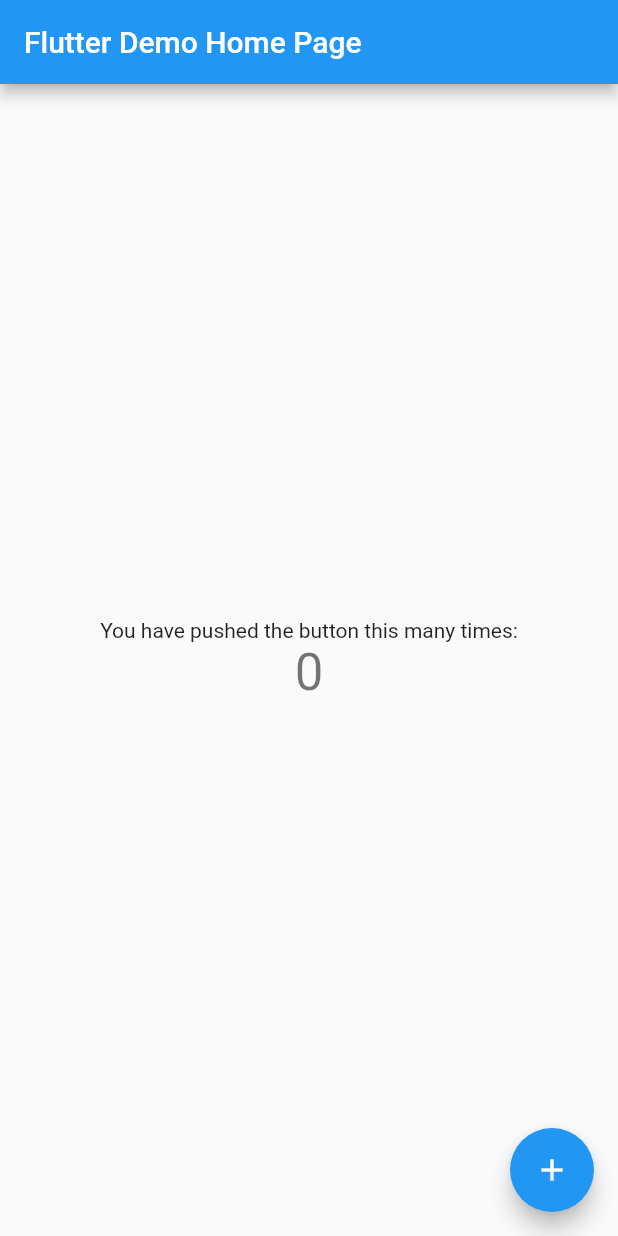
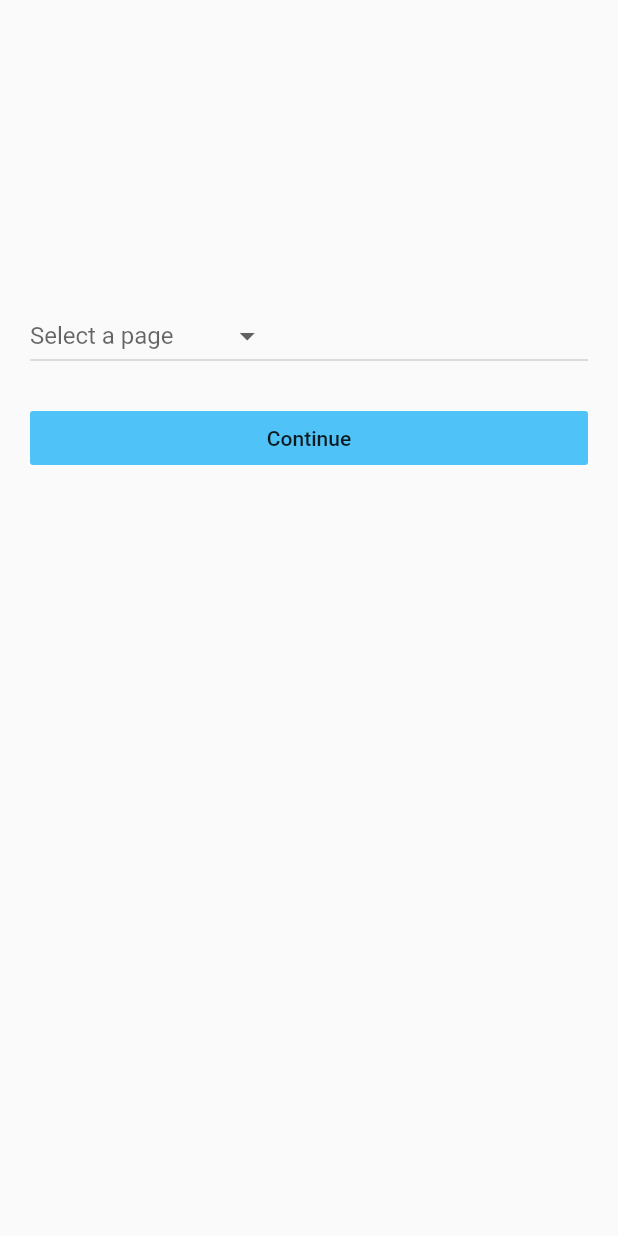
Before and after one commit to KnightproEx/flutter-state-management, a Flutter app: the screen it shows after launch, on a phone screen of 412 x 824 dp. Run offline on Flutter 3.47's test engine with Material 2 defaults, Android fonts, the phone set to English and light mode, and no system bars; our stand-ins replace bloc, flutter_bloc.

```diff
--- /dev/null
+++ b/lib/bloc_samples/bloc_sample1/bloc/bloc_sample1_bloc.dart
@@ -0,0 +1,18 @@
+import 'dart:async';
+
+import 'package:bloc/bloc.dart';
+import 'package:meta/meta.dart';
+
+part 'bloc_sample1_event.dart';
+part 'bloc_sample1_state.dart';
+
+class BlocSample1Bloc extends Bloc<BlocSample1Event, BlocSample1State> {
+  BlocSample1Bloc() : super(BlocSample1Initial());
+
+  @override
+  Stream<BlocSample1State> mapEventToState(
+    BlocSample1Event event,
+  ) async* {
+    // TODO: implement mapEventToState
+  }
+}
--- /dev/null
+++ b/lib/bloc_samples/bloc_sample1/bloc/bloc_sample1_event.dart
@@ -0,0 +1,4 @@
+part of 'bloc_sample1_bloc.dart';
+
+@immutable
+abstract class BlocSample1Event {}
--- /dev/null
+++ b/lib/bloc_samples/bloc_sample1/bloc/bloc_sample1_state.dart
@@ -0,0 +1,6 @@
+part of 'bloc_sample1_bloc.dart';
+
+@immutable
+abstract class BlocSample1State {}
+
+class BlocSample1Initial extends BlocSample1State {}
--- /dev/null
+++ b/lib/bloc_samples/bloc_sample2/bloc/bloc_sample2_bloc.dart
@@ -0,0 +1,18 @@
+import 'dart:async';
+
+import 'package:bloc/bloc.dart';
+import 'package:meta/meta.dart';
+
+part 'bloc_sample2_event.dart';
+part 'bloc_sample2_state.dart';
+
+class BlocSample2Bloc extends Bloc<BlocSample2Event, BlocSample2State> {
+  BlocSample2Bloc() : super(BlocSample2Initial());
+
+  @override
+  Stream<BlocSample2State> mapEventToState(
+    BlocSample2Event event,
+  ) async* {
+    // TODO: implement mapEventToState
+  }
+}
--- /dev/null
+++ b/lib/bloc_samples/bloc_sample2/bloc/bloc_sample2_event.dart
@@ -0,0 +1,4 @@
+part of 'bloc_sample2_bloc.dart';
+
+@immutable
+abstract class BlocSample2Event {}
--- /dev/null
+++ b/lib/bloc_samples/bloc_sample2/bloc/bloc_sample2_state.dart
@@ -0,0 +1,6 @@
+part of 'bloc_sample2_bloc.dart';
+
+@immutable
+abstract class BlocSample2State {}
+
+class BlocSample2Initial extends BlocSample2State {}
--- /dev/null
+++ b/lib/bloc_samples/bloc_sample3/bloc/bloc_sample3_bloc.dart
@@ -0,0 +1,18 @@
+import 'dart:async';
+
+import 'package:bloc/bloc.dart';
+import 'package:meta/meta.dart';
+
+part 'bloc_sample3_event.dart';
+part 'bloc_sample3_state.dart';
+
+class BlocSample3Bloc extends Bloc<BlocSample3Event, BlocSample3State> {
+  BlocSample3Bloc() : super(BlocSample3Initial());
+
+  @override
+  Stream<BlocSample3State> mapEventToState(
+    BlocSample3Event event,
+  ) async* {
+    // TODO: implement mapEventToState
+  }
+}
--- /dev/null
+++ b/lib/bloc_samples/bloc_sample3/bloc/bloc_sample3_event.dart
@@ -0,0 +1,4 @@
+part of 'bloc_sample3_bloc.dart';
+
+@immutable
+abstract class BlocSample3Event {}
--- /dev/null
+++ b/lib/bloc_samples/bloc_sample3/bloc/bloc_sample3_state.dart
@@ -0,0 +1,6 @@
+part of 'bloc_sample3_bloc.dart';
+
+@immutable
+abstract class BlocSample3State {}
+
+class BlocSample3Initial extends BlocSample3State {}
--- a/lib/main.dart
+++ b/lib/main.dart
@@ -1,117 +1,84 @@
 import 'package:flutter/material.dart';
+import 'package:flutter/services.dart';
+import 'package:flutter_bloc/flutter_bloc.dart';
 
-void main() {
-  runApp(MyApp());
-}
+import 'bloc_samples/bloc_sample1/bloc/bloc_sample1_bloc.dart';
+import 'bloc_samples/bloc_sample2/bloc/bloc_sample2_bloc.dart';
+import 'bloc_samples/bloc_sample3/bloc/bloc_sample3_bloc.dart';
+import 'routes.dart';
+
+void main() => runApp(MyApp());
 
 class MyApp extends StatelessWidget {
-  // This widget is the root of your application.
   @override
   Widget build(BuildContext context) {
-    return MaterialApp(
-      title: 'Flutter Demo',
-      theme: ThemeData(
-        // This is the theme of your application.
-        //
-        // Try running your application with "flutter run". You'll see the
-        // application has a blue toolbar. Then, without quitting the app, try
-        // changing the primarySwatch below to Colors.green and then invoke
-        // "hot reload" (press "r" in the console where you ran "flutter run",
-        // or simply save your changes to "hot reload" in a Flutter IDE).
-        // Notice that the counter didn't reset back to zero; the application
-        // is not restarted.
-        primarySwatch: Colors.blue,
-        // This makes the visual density adapt to the platform that you run
-        // the app on. For desktop platforms, the controls will be smaller and
-        // closer together (more dense) than on mobile platforms.
-        visualDensity: VisualDensity.adaptivePlatformDensity,
+    SystemChrome.setPreferredOrientations([
+      DeviceOrientation.portraitUp,
+    ]);
+
+    return MultiBlocProvider(
+      providers: [
+        BlocProvider<BlocSample1Bloc>(create: (_) => BlocSample1Bloc()),
+        BlocProvider<BlocSample2Bloc>(create: (_) => BlocSample2Bloc()),
+        BlocProvider<BlocSample3Bloc>(create: (_) => BlocSample3Bloc()),
+      ],
+      child: MaterialApp(
+        title: 'StateManagement',
+        debugShowCheckedModeBanner: false,
+        initialRoute: DefaultPage.route,
+        routes: Routes.route,
       ),
-      home: MyHomePage(title: 'Flutter Demo Home Page'),
     );
   }
 }
 
-class MyHomePage extends StatefulWidget {
-  MyHomePage({Key key, this.title}) : super(key: key);
-
-  // This widget is the home page of your application. It is stateful, meaning
-  // that it has a State object (defined below) that contains fields that affect
-  // how it looks.
-
-  // This class is the configuration for the state. It holds the values (in this
-  // case the title) provided by the parent (in this case the App widget) and
-  // used by the build method of the State. Fields in a Widget subclass are
-  // always marked "final".
-
-  final String title;
+class DefaultPage extends StatefulWidget {
+  static const route = '/';
 
   @override
-  _MyHomePageState createState() => _MyHomePageState();
+  _DefaultPageState createState() => _DefaultPageState();
 }
 
-class _MyHomePageState extends State<MyHomePage> {
-  int _counter = 0;
-
-  void _incrementCounter() {
-    setState(() {
-      // This call to setState tells the Flutter framework that something has
-      // changed in this State, which causes it to rerun the build method below
-      // so that the display can reflect the updated values. If we changed
-      // _counter without calling setState(), then the build method would not be
-      // called again, and so nothing would appear to happen.
-      _counter++;
-    });
-  }
+class _DefaultPageState extends State<DefaultPage> {
+  String _selectedRoute;
 
   @override
   Widget build(BuildContext context) {
-    // This method is rerun every time setState is called, for instance as done
-    // by the _incrementCounter method above.
-    //
-    // The Flutter framework has been optimized to make rerunning build methods
-    // fast, so that you can just rebuild anything that needs updating rather
-    // than having to individually change instances of widgets.
-    return Scaffold(
-      appBar: AppBar(
-        // Here we take the value from the MyHomePage object that was created by
-        // the App.build method, and use it to set our appbar title.
-        title: Text(widget.title),
-      ),
-      body: Center(
-        // Center is a layout widget. It takes a single child and positions it
-        // in the middle of the parent.
-        child: Column(
-          // Column is also a layout widget. It takes a list of children and
-          // arranges them vertically. By default, it sizes itself to fit its
-          // children horizontally, and tries to be as tall as its parent.
-          //
-          // Invoke "debug painting" (press "p" in the console, choose the
-          // "Toggle Debug Paint" action from the Flutter Inspector in Android
-          // Studio, or the "Toggle Debug Paint" command in Visual Studio Code)
-          // to see the wireframe for each widget.
-          //
-          // Column has various properties to control how it sizes itself and
-          // how it positions its children. Here we use mainAxisAlignment to
-          // center the children vertically; the main axis here is the vertical
-          // axis because Columns are vertical (the cross axis would be
-          // horizontal).
-          mainAxisAlignment: MainAxisAlignment.center,
-          children: <Widget>[
-            Text(
-              'You have pushed the button this many times:',
-            ),
-            Text(
-              '$_counter',
-              style: Theme.of(context).textTheme.headline4,
-            ),
-          ],
+    return WillPopScope(
+      onWillPop: null,
+      child: Scaffold(
+        body: Center(
+          child: ListView(
+            padding: const EdgeInsets.symmetric(horizontal: 20.0),
+            children: [
+              SizedBox(height: 200.0),
+              DropdownButton<String>(
+                hint: Text('Select a page'),
+                items: Routes.routeList
+                    .map(
+                      (e) => DropdownMenuItem(
+                        child: Text(e),
+                        value: e,
+                      ),
+                    )
+                    .toList(),
+                value: _selectedRoute,
+                onChanged: (value) => setState(() => _selectedRoute = value),
+              ),
+              SizedBox(height: 20.0),
+              FlatButton(
+                color: Colors.lightBlue[300],
+                onPressed: () {
+                  if (_selectedRoute != null) {
+                    Navigator.of(context).pushNamed(_selectedRoute);
+                  }
+                },
+                child: Text('Continue'),
+              )
+            ],
+          ),
         ),
       ),
-      floatingActionButton: FloatingActionButton(
-        onPressed: _incrementCounter,
-        tooltip: 'Increment',
-        child: Icon(Icons.add),
-      ), // This trailing comma makes auto-formatting nicer for build methods.
     );
   }
 }
--- /dev/null
+++ b/lib/routes.dart
@@ -0,0 +1,28 @@
+import 'bloc_samples/bloc_sample1/bloc_sample1.dart';
+import 'bloc_samples/bloc_sample2/bloc_sample2.dart';
+import 'bloc_samples/bloc_sample3/bloc_sample3.dart';
+import 'main.dart';
+import 'provider_samples/provider_sample1/provider_sample1.dart';
+import 'provider_samples/provider_sample2/provider_sample2.dart';
+import 'provider_samples/provider_sample3/provider_sample3.dart';
+
+class Routes {
+  static final route = {
+    DefaultPage.route: (_) => DefaultPage(),
+    BlocSample1.route: (_) => BlocSample1(),
+    BlocSample2.route: (_) => BlocSample2(),
+    BlocSample3.route: (_) => BlocSample3(),
+    ProviderSample1.route: (_) => ProviderSample1(),
+    ProviderSample2.route: (_) => ProviderSample2(),
+    ProviderSample3.route: (_) => ProviderSample3(),
+  };
+
+  static List<String> get routeList {
+    List<String> temp = [];
+
+    route.forEach((k, v) => temp.add(k));
+    route.remove('/');
+
+    return temp;
+  }
+}
```
Also changed, not shown: lib/appbar.dart (added, +16 -0 lines), lib/bloc_samples/bloc_sample1/bloc_sample1.dart (added, +22 -0 lines), lib/bloc_samples/bloc_sample2/bloc_sample2.dart (added, +21 -0 lines), lib/bloc_samples/bloc_sample3/bloc_sample3.dart (added, +22 -0 lines), lib/provider_samples/provider_sample1/provider_sample1.dart (added, +22 -0 lines), lib/provider_samples/provider_sample2/provider_sample2.dart (added, +21 -0 lines), lib/provider_samples/provider_sample3/provider_sample3.dart (added, +21 -0 lines), pubspec.yaml (+2 -9 lines), pubspec.lock, 2 other files.
